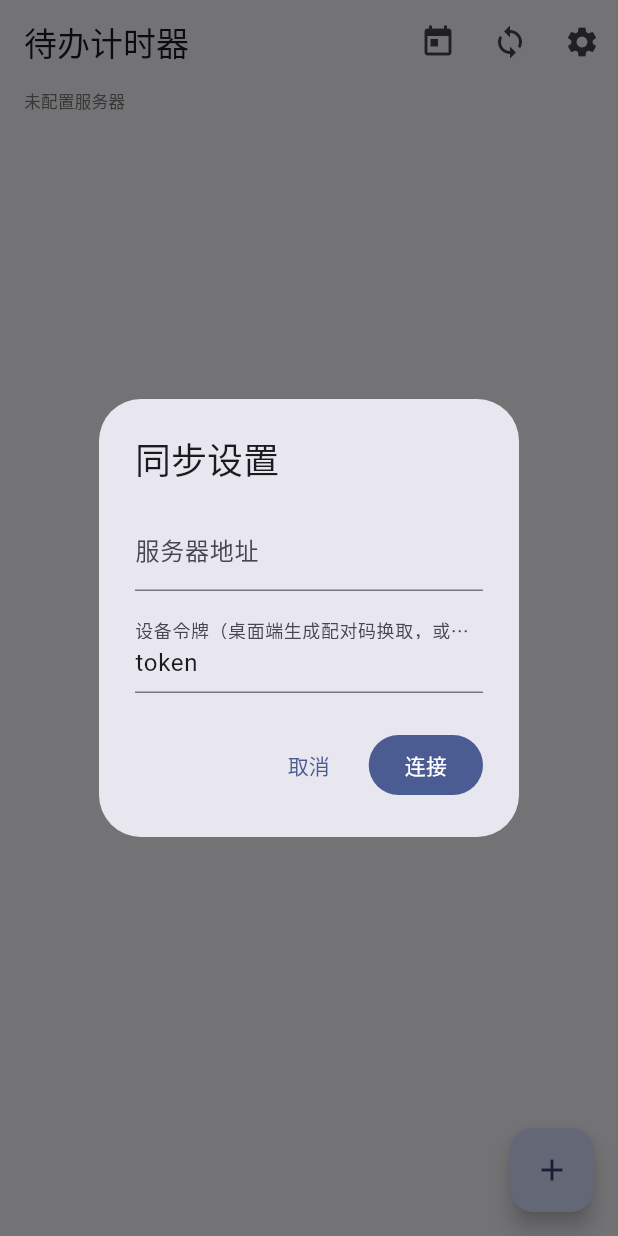
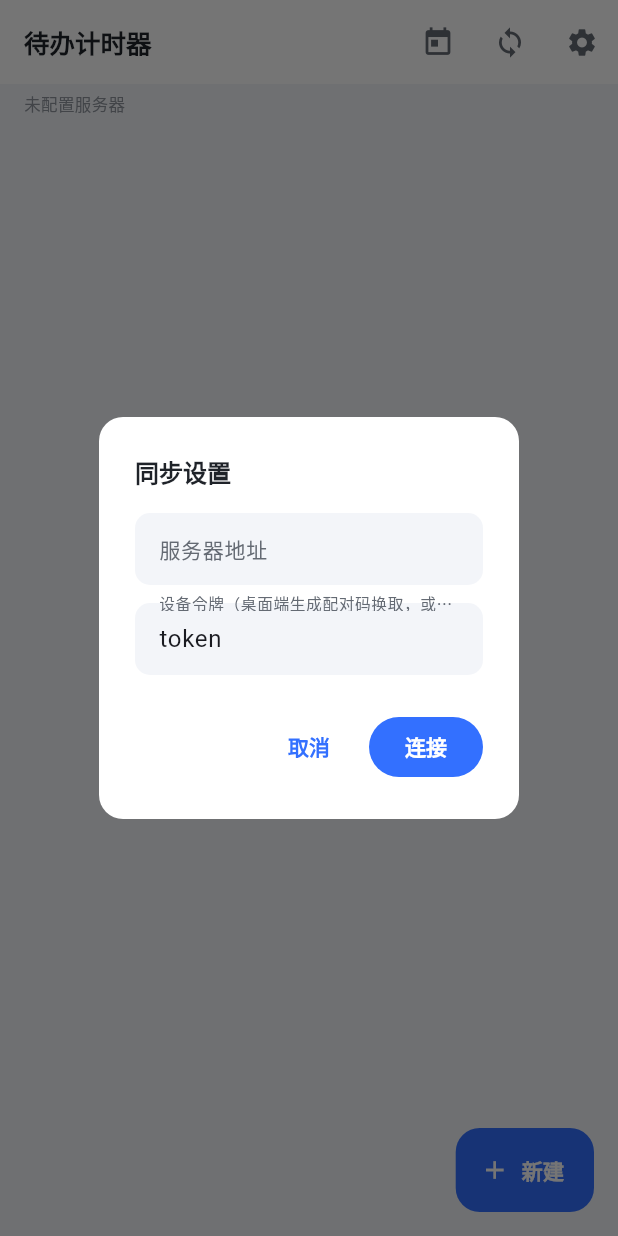
Before and after one commit to didiyal/schedule-tools, a Flutter app: the screen it shows after launch, after a tap on the "settings" icon, on a phone screen of 412 x 824 dp. Run offline on Flutter 3.47's test engine with Material 3 defaults, Android fonts, the phone set to English and light mode, and no system bars; our stand-ins replace flutter_local_notifications, open_filex, package_info_plus, shared_preferences.

```diff
--- a/app/lib/main.dart
+++ b/app/lib/main.dart
@@ -1,4 +1,5 @@
 import 'dart:async';
+import 'dart:ui' show FontFeature;
 
 import 'package:flutter/material.dart';
 import 'package:package_info_plus/package_info_plus.dart';
@@ -8,6 +9,7 @@ import 'package:shared_preferences/shared_preferences.dart';
 import 'api.dart';
 import 'engine.dart';
 import 'notify.dart';
+import 'theme.dart';
 import 'todo.dart';
 import 'updater.dart';
 
@@ -15,8 +17,8 @@ void main() {
   runApp(const TodoTimerApp());
 }
 
-const _brand = Color(0xFF3370FF);
-const _green = Color(0xFF2BA245);
+const _brand = AppTheme.brand;
+const _green = AppTheme.running;
 
 class TodoTimerApp extends StatelessWidget {
   const TodoTimerApp({super.key});
@@ -24,10 +26,7 @@ class TodoTimerApp extends StatelessWidget {
   @override
   Widget build(BuildContext context) => MaterialApp(
         title: '待办计时器',
-        theme: ThemeData(
-          colorScheme: ColorScheme.fromSeed(seedColor: _brand),
-          useMaterial3: true,
-        ),
+        theme: AppTheme.light(),
         home: const RootPage(),
       );
 }
@@ -287,7 +286,7 @@ class _RootPageState extends State<RootPage> with WidgetsBindingObserver {
       final roots =
           (children[null] ?? const <Todo>[]).where((t) => t.date == d).toList();
       if (roots.isEmpty) continue;
-      out.add(_Row.header(d == today ? '今日 · ${roots.length} 项' : d));
+      out.add(_Row.header(d == today ? '今日 · ${roots.length} 项' : d, isToday: d == today));
       void emit(Todo t, int depth) {
         out.add(_Row.todo(t, depth));
         if (t.completed) return;
@@ -336,34 +335,46 @@ class _RootPageState extends State<RootPage> with WidgetsBindingObserver {
       ),
       body: Column(children: [
         Padding(
-            padding: const EdgeInsets.symmetric(horizontal: 16, vertical: 4),
+            padding: const EdgeInsets.fromLTRB(16, 6, 16, 4),
             child: Align(
                 alignment: Alignment.centerLeft,
-                child:
-                    Text(_status, style: TextStyle(fontSize: 11, color: Colors.grey[600])))),
+                child: Text(_status,
+                    style: const TextStyle(
+                        fontSize: 11, color: AppTheme.textWeak,
+                        fontFeatures: [FontFeature.tabularFigures()])))),
         if (_updateVer != null)
-          Material(
-            color: _brand.withValues(alpha: .08),
-            child: InkWell(
-              onTap: _doUpdate,
-              child: Padding(
-                padding: const EdgeInsets.symmetric(horizontal: 16, vertical: 10),
-                child: Row(children: [
-                  const Icon(Icons.system_update, size: 18, color: _brand),
-                  const SizedBox(width: 8),
-                  Expanded(
-                      child: Text('有新版本 $_updateVer，点此更新',
-                          style: const TextStyle(
-                              color: _brand, fontWeight: FontWeight.w600))),
-                  const Icon(Icons.chevron_right, size: 18, color: _brand),
-                ]),
+          Padding(
+            padding: const EdgeInsets.fromLTRB(12, 0, 12, 4),
+            child: Material(
+              color: AppTheme.brandBg,
+              borderRadius: BorderRadius.circular(10),
+              child: InkWell(
+                onTap: _doUpdate,
+                borderRadius: BorderRadius.circular(10),
+                child: const Padding(
+                  padding: EdgeInsets.symmetric(horizontal: 12, vertical: 10),
+                  child: Row(children: [
+                    Icon(Icons.system_update, size: 18, color: AppTheme.brand),
+                    SizedBox(width: 8),
+                    Expanded(
+                        child: Text('发现新版本，点此更新',
+                            style: TextStyle(
+                                color: AppTheme.brandDeep,
+                                fontSize: 13,
+                                fontWeight: FontWeight.w600))),
+                    Icon(Icons.chevron_right, size: 18, color: AppTheme.brand),
+                  ]),
+                ),
               ),
             ),
           ),
         Expanded(child: _buildList(e)),
       ]),
-      floatingActionButton: FloatingActionButton(
-          onPressed: () => _addDialog(context, null), child: const Icon(Icons.add)),
+      floatingActionButton: FloatingActionButton.extended(
+          onPressed: () => _addDialog(context, null),
+          icon: const Icon(Icons.add, size: 20),
+          label: const Text('新建',
+              style: TextStyle(fontWeight: FontWeight.w600, fontSize: 14))),
     );
   }
 
@@ -519,10 +530,11 @@ class _RootPageState extends State<RootPage> with WidgetsBindingObserver {
 }
 
 class _Row {
-  _Row.todo(this.todo, this.depth) : isHeader = false, header = null;
-  _Row.header(this.header) : isHeader = true, todo = null, depth = 0;
+  _Row.todo(this.todo, this.depth) : isHeader = false, header = null, isToday = false;
+  _Row.header(this.header, {this.isToday = false}) : isHeader = true, todo = null, depth = 0;
   final bool isHeader;
   final String? header;
+  final bool isToday;
   final Todo? todo;
   final int depth;
 }
--- /dev/null
+++ b/app/lib/theme.dart
@@ -0,0 +1,124 @@
+import 'package:flutter/material.dart';
+
+/// 待办计时器 APP 设计令牌 —— 与桌面端 Themes/TodoTimer.xaml（飞书浅色体系）同源。
+/// 依据：ui-ux-pro-max 检索（Minimalism & Swiss / Productivity Tool，2026-10-28）+
+/// frontend-design「去 Material 默认感」定调：
+///   · 检索推荐色板（teal+orange）与品牌飞书蓝冲突 → 弃用，只借鉴其中性层级；
+///   · 覆盖 Material 默认紫：colorScheme 全量替换，AppBar 白底无影、控件全品牌化；
+///   · 中文正文走系统思源黑体（Android 自带，不打包字体），计时数字用等宽数字防跳动。
+abstract final class AppTheme {
+  // ── 品牌色（与桌面同源）──
+  static const brand = Color(0xFF3370FF); // 飞书蓝
+  static const brandDeep = Color(0xFF2A5DBF); // 按压态
+  static const brandBg = Color(0xFFE7EFFB); // 品牌浅底（一级卡/横幅）
+  static const brandBorder = Color(0xFFCBD9EE); // 品牌浅框
+
+  // ── 中性色 ──
+  static const bg = Color(0xFFF3F5F9); // 页面底
+  static const card = Color(0xFFFFFFFF); // 卡面
+  static const textMain = Color(0xFF1F2329); // 正文
+  static const textSub = Color(0xFF646A73); // 次级
+  static const textWeak = Color(0xFF8F959E); // 弱化
+  static const divider = Color(0xFFEEF1F6); // 分割/描边
+
+  // ── 语义色（与桌面同源）──
+  static const running = Color(0xFF2BA245); // 计时中/完成绿
+  static const runningBg = Color(0xFFEAF7EC); // 计时中浅绿底
+  static const doneText = Color(0xFF9AA3AF); // 完成态文字（桌面同源）
+  static const star = Color(0xFFF5A623); // 重点星
+  static const danger = Color(0xFFF54A45); // 删除红
+  static const warn = Color(0xFFFF8800); // 警示橙（今日空槽同源）
+
+  static const radius = 12.0; // 卡片圆角
+  static const cardShadow = BoxShadow(
+    color: Color(0x141F2329), // 8% 正文黑
+    blurRadius: 6,
+    offset: Offset(0, 1),
+  );
+
+  static ThemeData light() {
+    final base = ThemeData(useMaterial3: true, colorSchemeSeed: brand);
+    final scheme = base.colorScheme.copyWith(
+      primary: brand,
+      onPrimary: Colors.white,
+      primaryContainer: brandBg,
+      onPrimaryContainer: brandDeep,
+      secondary: brand,
+      onSecondary: Colors.white,
+      surface: card,
+      onSurface: textMain,
+      surfaceContainerHighest: bg,
+      error: danger,
+      onError: Colors.white,
+      outline: divider,
+    );
+    return base.copyWith(
+      colorScheme: scheme,
+      scaffoldBackgroundColor: bg,
+      appBarTheme: const AppBarTheme(
+        backgroundColor: card,
+        surfaceTintColor: Colors.transparent,
+        elevation: 0,
+        scrolledUnderElevation: 0,
+        centerTitle: false,
+        titleTextStyle: TextStyle(
+            color: textMain, fontSize: 17, fontWeight: FontWeight.w700),
+        iconTheme: IconThemeData(color: textSub, size: 22),
+      ),
+      checkboxTheme: CheckboxThemeData(
+        shape: RoundedRectangleBorder(borderRadius: BorderRadius.circular(5)),
+        side: const BorderSide(color: textWeak, width: 1.4),
+        fillColor: WidgetStateProperty.resolveWith((states) =>
+            states.contains(WidgetState.selected) ? brand : Colors.transparent),
+      ),
+      dialogTheme: DialogThemeData(
+        backgroundColor: card,
+        shape: RoundedRectangleBorder(borderRadius: BorderRadius.circular(16)),
+        titleTextStyle: const TextStyle(
+            color: textMain, fontSize: 16, fontWeight: FontWeight.w700),
+      ),
+      inputDecorationTheme: InputDecorationTheme(
+        filled: true,
+        fillColor: bg,
+        hintStyle: const TextStyle(color: textWeak, fontSize: 14),
+        labelStyle: const TextStyle(color: textSub, fontSize: 14),
+        contentPadding:
+            const EdgeInsets.symmetric(horizontal: 12, vertical: 12),
+        border: OutlineInputBorder(
+            borderRadius: BorderRadius.circular(10),
+            borderSide: BorderSide.none),
+        focusedBorder: OutlineInputBorder(
+            borderRadius: BorderRadius.circular(10),
+            borderSide: const BorderSide(color: brand, width: 1.4)),
+      ),
+      floatingActionButtonTheme: FloatingActionButtonThemeData(
+        backgroundColor: brand,
+        foregroundColor: Colors.white,
+        elevation: 0,
+        highlightElevation: 0,
+        focusElevation: 0,
+        hoverElevation: 0,
+        shape: RoundedRectangleBorder(borderRadius: BorderRadius.circular(16)),
+      ),
+      snackBarTheme: SnackBarThemeData(
+        backgroundColor: textMain,
+        contentTextStyle: const TextStyle(color: Colors.white, fontSize: 13),
+        behavior: SnackBarBehavior.floating,
+        shape: RoundedRectangleBorder(borderRadius: BorderRadius.circular(10)),
+      ),
+      progressIndicatorTheme: const ProgressIndicatorThemeData(color: brand),
+      dividerTheme: const DividerThemeData(color: divider, thickness: 1),
+      textButtonTheme: TextButtonThemeData(
+        style: TextButton.styleFrom(
+            foregroundColor: brand,
+            textStyle: const TextStyle(fontWeight: FontWeight.w600)),
+      ),
+      filledButtonTheme: FilledButtonThemeData(
+        style: FilledButton.styleFrom(
+            backgroundColor: brand,
+            foregroundColor: Colors.white,
+            textStyle: const TextStyle(fontWeight: FontWeight.w600)),
+      ),
+    );
+  }
+}
```
Also changed, not shown: 3 other files.
